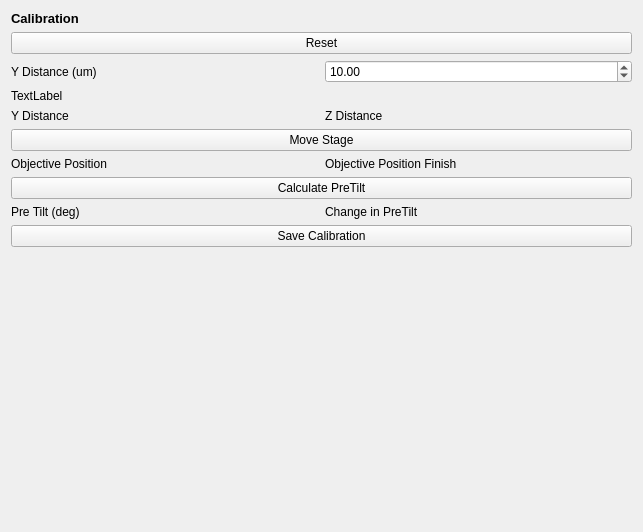
The window that openlm/ui/qt/OpenLMCalibrationWidget.ui (DeMarcoLab/openCLEM) describes before a commit, drawn with Qt 5.
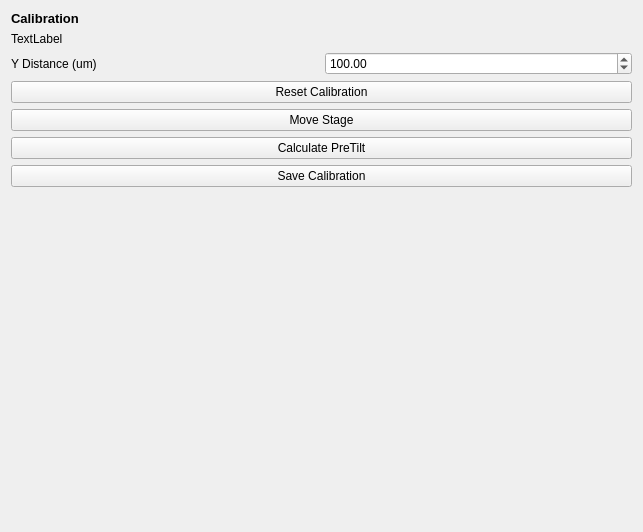
The same window after the commit.

Commit message: live updating calibration widget

The edit to the form file:
```diff
--- a/openlm/ui/qt/OpenLMCalibrationWidget.ui
+++ b/openlm/ui/qt/OpenLMCalibrationWidget.ui
@@ -14,6 +14,19 @@
    <string>Form</string>
   </property>
   <layout class="QGridLayout" name="gridLayout">
+   <item row="16" column="0" colspan="2">
+    <spacer name="verticalSpacer">
+     <property name="orientation">
+      <enum>Qt::Vertical</enum>
+     </property>
+     <property name="sizeHint" stdset="0">
+      <size>
+       <width>20</width>
+       <height>40</height>
+      </size>
+     </property>
+    </spacer>
+   </item>
    <item row="0" column="0" colspan="2">
     <widget class="QLabel" name="label_title">
      <property name="font">
@@ -28,76 +41,21 @@
      </property>
     </widget>
    </item>
-   <item row="4" column="1">
-    <widget class="QLabel" name="label_cum_dz_corrected">
-     <property name="text">
-      <string>Z Distance</string>
-     </property>
-    </widget>
-   </item>
-   <item row="10" column="1">
-    <widget class="QLabel" name="label_dpretilt">
-     <property name="text">
-      <string>Change in PreTilt</string>
-     </property>
-    </widget>
-   </item>
-   <item row="8" column="1">
-    <widget class="QLabel" name="label_objective_finish">
-     <property name="text">
-      <string>Objective Position Finish</string>
-     </property>
-    </widget>
-   </item>
-   <item row="4" column="0">
-    <widget class="QLabel" name="label_cum_dy_corrected">
-     <property name="text">
-      <string>Y Distance</string>
-     </property>
-    </widget>
-   </item>
-   <item row="16" column="0" colspan="2">
+   <item row="15" column="0" colspan="2">
     <widget class="QPushButton" name="pushButton_save_calibration">
      <property name="text">
       <string>Save Calibration</string>
      </property>
     </widget>
    </item>
-   <item row="17" column="0" colspan="2">
-    <spacer name="verticalSpacer">
-     <property name="orientation">
-      <enum>Qt::Vertical</enum>
-     </property>
-     <property name="sizeHint" stdset="0">
-      <size>
-       <width>20</width>
-       <height>40</height>
-      </size>
-     </property>
-    </spacer>
-   </item>
-   <item row="8" column="0">
-    <widget class="QLabel" name="label_objective_start">
+   <item row="6" column="0" colspan="2">
+    <widget class="QPushButton" name="pushButton_move_stage">
      <property name="text">
-      <string>Objective Position</string>
+      <string>Move Stage</string>
      </property>
     </widget>
    </item>
-   <item row="9" column="0" colspan="2">
-    <widget class="QPushButton" name="pushButton_calculate_pretilt">
-     <property name="text">
-      <string>Calculate PreTilt</string>
-     </property>
-    </widget>
-   </item>
-   <item row="10" column="0">
-    <widget class="QLabel" name="label_pretilt">
-     <property name="text">
-      <string>Pre Tilt (deg)</string>
-     </property>
-    </widget>
-   </item>
-   <item row="2" column="1">
+   <item row="3" column="1">
     <widget class="QDoubleSpinBox" name="doubleSpinBox_dy">
      <property name="minimum">
       <double>-10000000.000000000000000</double>
@@ -106,36 +64,39 @@
       <double>1000000000.000000000000000</double>
      </property>
      <property name="value">
-      <double>10.000000000000000</double>
+      <double>100.000000000000000</double>
      </property>
     </widget>
    </item>
-   <item row="1" column="0" colspan="2">
-    <widget class="QPushButton" name="pushButton_reset_calibration">
-     <property name="text">
-      <string>Reset</string>
-     </property>
-    </widget>
-   </item>
-   <item row="2" column="0">
+   <item row="3" column="0">
     <widget class="QLabel" name="label_y_distance">
      <property name="text">
       <string>Y Distance (um)</string>
      </property>
     </widget>
    </item>
-   <item row="7" column="0" colspan="2">
-    <widget class="QPushButton" name="pushButton_move_stage">
+   <item row="5" column="0" colspan="2">
+    <widget class="QPushButton" name="pushButton_reset_calibration">
      <property name="text">
-      <string>Move Stage</string>
+      <string>Reset Calibration</string>
      </property>
     </widget>
    </item>
-   <item row="3" column="0">
-    <widget class="QLabel" name="label_cum_dy">
+   <item row="8" column="0" colspan="2">
+    <widget class="QPushButton" name="pushButton_calculate_pretilt">
+     <property name="text">
+      <string>Calculate PreTilt</string>
+     </property>
+    </widget>
+   </item>
+   <item row="2" column="0" colspan="2">
+    <widget class="QLabel" name="label_info">
      <property name="text">
       <string>TextLabel</string>
      </property>
+     <property name="wordWrap">
+      <bool>true</bool>
+     </property>
     </widget>
    </item>
   </layout>
```
The commit also changes 4 other files.
